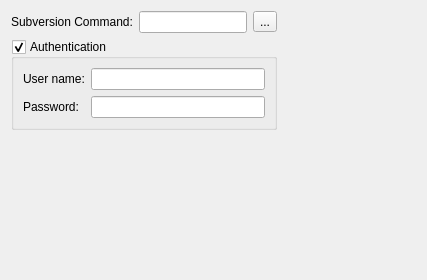
This is src/plugins/subversion/settingspage.ui in qt-creator/qt-creator as Qt 5 draws it before an edit. The edited form follows.
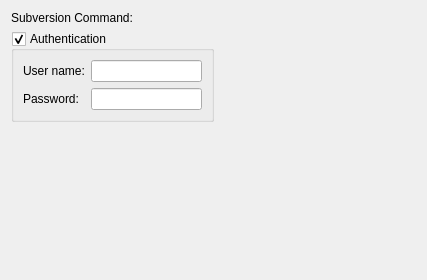
This is the edited form. Custom widgets are drawn as their Qt base class.

Commit message: Migrate subversion plugin to extended PathChooser

Diff of the .ui file:
```diff
--- a/src/plugins/subversion/settingspage.ui
+++ b/src/plugins/subversion/settingspage.ui
@@ -32,14 +32,7 @@
         </widget>
        </item>
        <item>
-        <widget class="QLineEdit" name="svnCmdLineEdit"/>
-       </item>
-       <item>
-        <widget class="QToolButton" name="browseButton">
-         <property name="text">
-          <string>...</string>
-         </property>
-        </widget>
+        <widget class="Core::Utils::PathChooser" name="pathChooser" native="true"/>
        </item>
       </layout>
      </item>
@@ -109,9 +102,14 @@
    </item>
   </layout>
  </widget>
- <tabstops>
-  <tabstop>svnCmdLineEdit</tabstop>
- </tabstops>
+ <customwidgets>
+  <customwidget>
+   <class>Core::Utils::PathChooser</class>
+   <extends>QWidget</extends>
+   <header location="global">utils/pathchooser.h</header>
+   <container>1</container>
+  </customwidget>
+ </customwidgets>
  <resources/>
  <connections/>
 </ui>
```
The commit also changes 4 other files.
